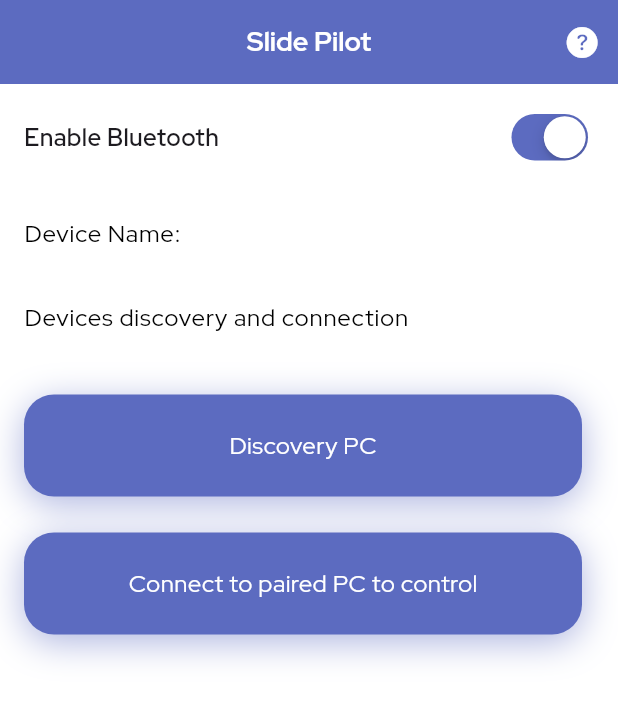
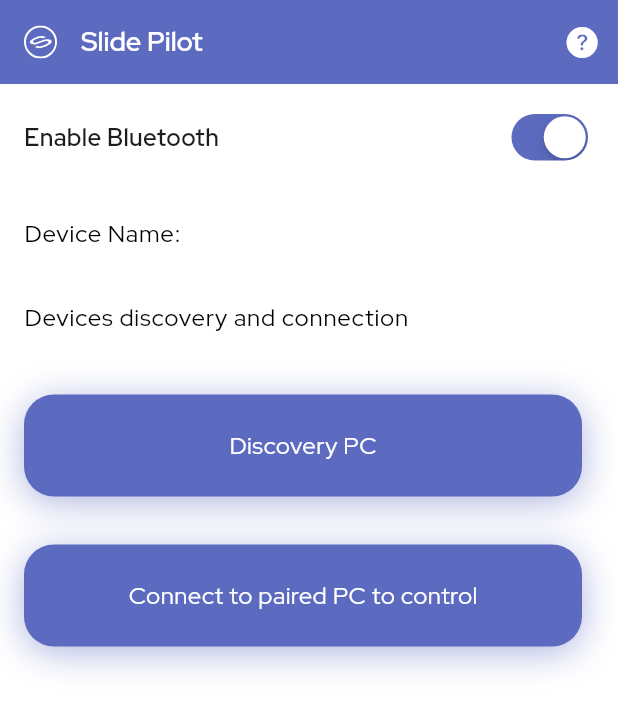
Before and after one commit to devleloper/slide_pilot_client, a Flutter app: the screen it shows after launch, on a phone screen of 412 x 824 dp. Shown: the top 709 px of the screen. Run offline on Flutter 3.47's test engine with Material 3 defaults, Android fonts, the phone set to English and light mode, and no system bars; our stand-ins replace firebase_core, flutter_bluetooth_serial, flutter_svg, google_fonts, permission_handler, sensors_plus and 1 more; missing offline and left inert: control_pad_plus, tutorial_coach_mark; accounts and stored records are empty.

Commit message:
Updated functions

```diff
--- a/lib/features/home/feature/home_screen.dart
+++ b/lib/features/home/feature/home_screen.dart
@@ -2,10 +2,11 @@
 import 'package:flutter/cupertino.dart';
 import 'package:flutter/material.dart';
 import 'package:flutter_bluetooth_serial/flutter_bluetooth_serial.dart';
+import 'package:flutter_svg/svg.dart';
 import 'package:google_fonts/google_fonts.dart';
 import 'package:shared_preferences/shared_preferences.dart';
 import 'package:tutorial_coach_mark/tutorial_coach_mark.dart';
-import '../../../widgets/view/custom_text_button.dart';
+import '../../../widgets/components/custom_text_button.dart';
 import '../../../widgets/widgets.dart';
 import '../../features.dart';
 import 'package:url_launcher/url_launcher.dart';
@@ -80,14 +81,23 @@
   Widget build(BuildContext context) {
     return Scaffold(
       appBar: AppBar(
-        centerTitle: true,
-        title: Text(
-          'Slide Pilot',
-          style: GoogleFonts.redHatDisplay(
-            fontSize: 18,
-            fontWeight: FontWeight.bold,
-            color: Colors.white,
-          ),
+        title: Row(
+          children: [
+            SvgPicture.asset(
+              'assets/logo.svg',
+              width: 22,
+              height: 22,
+            ),
+            const SizedBox(width: 16),
+            Text(
+              'Slide Pilot',
+              style: GoogleFonts.redHatDisplay(
+                fontSize: 18,
+                fontWeight: FontWeight.w600,
+                color: Colors.white,
+              ),
+            ),
+          ],
         ),
         actions: <Widget>[
           IconButton(
@@ -101,6 +111,7 @@
       ),
       body: ListView(
         children: <Widget>[
+          const SizedBox(height: 16),
           CustomSwitchListTile(
             title: 'Enable Bluetooth',
             value: _bluetoothState.isEnabled,
@@ -118,6 +129,7 @@
               });
             },
           ),
+          const SizedBox(height: 16),
           Visibility(
             visible: _bluetoothState.isEnabled,
             child: ListTile(
@@ -139,9 +151,7 @@
               ),
             ),
           ),
-          const SizedBox(
-            height: 16,
-          ),
+          const SizedBox(height: 16),
           Visibility(
             visible: _bluetoothState.isEnabled,
             child: ListTile(
@@ -166,9 +176,7 @@
               ),
             ),
           ),
-          const SizedBox(
-            height: 8,
-          ),
+          const SizedBox(height: 16),
           Visibility(
             visible: _bluetoothState.isEnabled,
             child: ListTile(
@@ -195,9 +203,7 @@
               ),
             ),
           ),
-          const SizedBox(
-            height: 16,
-          ),
+          const SizedBox(height: 16),
         ],
       ),
     );
--- a/lib/features/remote_control/feature/remote_control_logic.dart
+++ b/lib/features/remote_control/feature/remote_control_logic.dart
@@ -102,7 +102,7 @@
 
   void goLeft() => _sendMessage("*#*LEFT*@*");
 
-  void sendPointerCommand() => _sendMessage("*#*SHIFT+F7*@*");
+  void sendPointerCommand() => _sendMessage("*#*CONTROL+CONTROL*@*");
 
   void _onDataReceived(Uint8List data) {
     int backspacesCounter = 0;
--- a/lib/theme/theme.dart
+++ b/lib/theme/theme.dart
@@ -75,7 +75,7 @@
   final neonShadow = const BoxShadow(
     blurRadius: 20,
     color: Color.fromRGBO(92, 107, 192, 0.5),
-    offset: Offset(0, 5),
+    offset: Offset(0, 4),
   );
 
   final defaultShadow = const BoxShadow(
--- a/lib/widgets/view/custom_switch_list_tile.dart
+++ b/lib/widgets/components/custom_switch_list_tile.dart
@@ -21,7 +21,7 @@
   Widget build(BuildContext context) {
     ThemeData theme = Theme.of(context);
     return Container(
-      padding: const EdgeInsets.all(16),
+      padding: const EdgeInsets.symmetric(horizontal: 16),
       child: Row(
         mainAxisAlignment: MainAxisAlignment.spaceBetween,
         children: [
--- a/lib/widgets/widgets.dart
+++ b/lib/widgets/widgets.dart
@@ -1,2 +1,2 @@
-export 'view/bluetooth_device_list_entry.dart';
-export 'view/custom_switch_list_tile.dart';
+export 'components/bluetooth_device_list_entry.dart';
+export 'components/custom_switch_list_tile.dart';
```
Also changed, not shown: lib/features/remote_control/feature/remote_control_screen.dart (+9 -3 lines), lib/widgets/components/bluetooth_device_list_entry.dart (renamed from lib/widgets/view/bluetooth_device_list_entry.dart), lib/widgets/components/custom_action_button.dart (renamed from lib/widgets/view/custom_action_button.dart), lib/widgets/components/custom_text_button.dart (renamed from lib/widgets/view/custom_text_button.dart), 5 other files.
